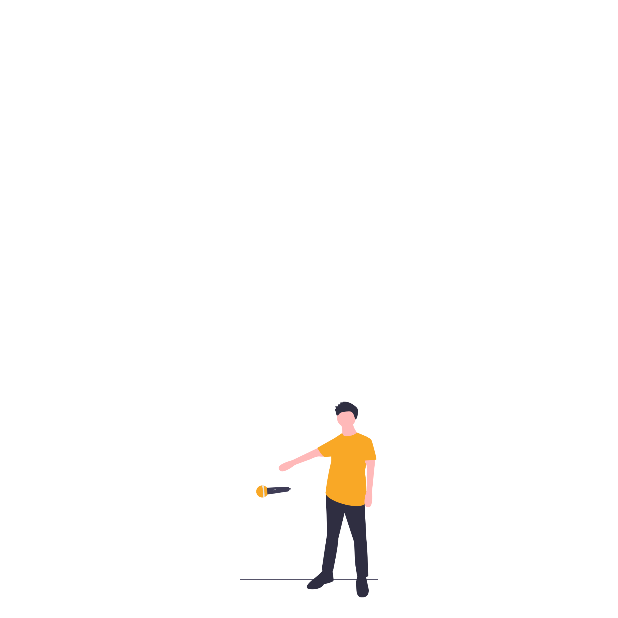
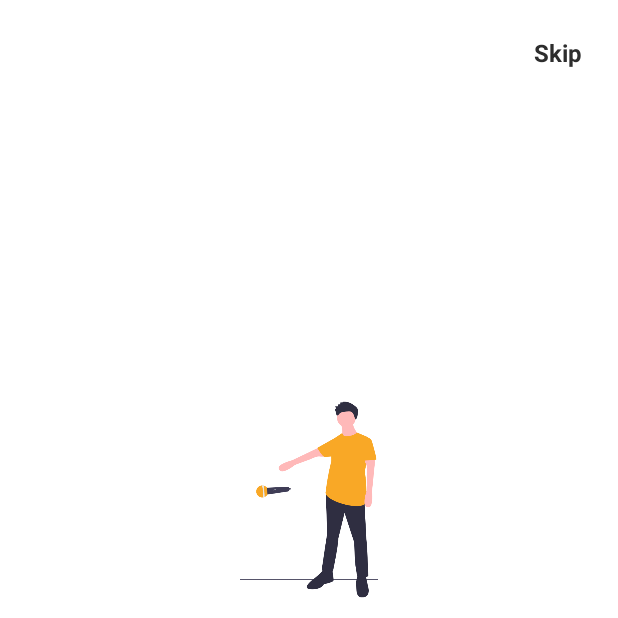
Before and after one commit to jamz903/snatch, an Android app: the IntroActivity screen opened directly, with no data from a screen before it, on a phone screen of 412 x 824 dp, the top half of it. Run offline under Robolectric (Android 15) with nearby library versions, the phone set to English and light mode, and no system bars.

Commit message:
added animation to Introduction/Welcome pages and also added a skip text

```diff
--- a/app/src/main/java/sg/edu/np/mad/snatch/IntroActivity.java
+++ b/app/src/main/java/sg/edu/np/mad/snatch/IntroActivity.java
@@ -5,12 +5,14 @@ import androidx.viewpager.widget.ViewPager;
 
 import android.content.Intent;
 import android.os.Bundle;
+import android.transition.Fade;
 import android.view.View;
 import android.view.Window;
 import android.view.WindowManager;
 import android.view.animation.Animation;
 import android.view.animation.AnimationUtils;
 import android.widget.Button;
+import android.widget.TextView;
 
 import com.google.android.material.tabs.TabLayout;
 
@@ -26,6 +28,7 @@ public class IntroActivity extends AppCompatActivity {
     int position;
     Button btnGetStarted;
     Animation btnAnimation;
+    TextView skip;
 
     @Override
     protected void onCreate(Bundle savedInstanceState) {
@@ -42,10 +45,11 @@ public class IntroActivity extends AppCompatActivity {
         getSupportActionBar().hide();
 
         //find Views
-        nextButton =findViewById(R.id.nextButton);
-        tabIndicator = findViewById(R.id.tabIndicator);
-        btnGetStarted = findViewById(R.id.getStarted);
-        btnAnimation = AnimationUtils.loadAnimation(getApplicationContext(),R.anim.button_animation);
+        nextButton = (Button) findViewById(R.id.nextButton);
+        tabIndicator = (TabLayout) findViewById(R.id.tabIndicator);
+        btnGetStarted = (Button) findViewById(R.id.getStarted);
+        btnAnimation = (Animation) AnimationUtils.loadAnimation(getApplicationContext(),R.anim.button_animation);
+        skip = (TextView) findViewById(R.id.tv_skip);
 
         //fill item list (for screen)
         final List<ScreenItem> mList = new ArrayList<>();
@@ -97,11 +101,22 @@ public class IntroActivity extends AppCompatActivity {
             }
         });
 
+        //get started button onclick listener, goes to home activity when this is clicked
         btnGetStarted.setOnClickListener(new View.OnClickListener() {
             @Override
             public void onClick(View v) {
+
                 Intent in = new Intent(IntroActivity.this, HomescreenActivity.class);
                 startActivity(in);
+                overridePendingTransition(android.R.anim.fade_in, android.R.anim.fade_out);
+            }
+        });
+
+        //skip button onclick listener, goes to last slide when clicked
+        skip.setOnClickListener(new View.OnClickListener() {
+            @Override
+            public void onClick(View v) {
+                screenPager.setCurrentItem(mList.size());
             }
         });
 
--- a/app/src/main/res/layout/activity_intro.xml
+++ b/app/src/main/res/layout/activity_intro.xml
@@ -56,4 +56,18 @@
         app:layout_constraintEnd_toEndOf="parent"
         app:layout_constraintStart_toStartOf="parent" />
 
+    <TextView
+        android:textSize="16sp"
+        android:textStyle="bold"
+        android:textColor="#2d2d2d"
+        android:id="@+id/tv_skip"
+        android:layout_width="wrap_content"
+        android:layout_height="wrap_content"
+        android:layout_marginTop="24dp"
+        android:layout_marginEnd="24dp"
+        android:layout_marginRight="24dp"
+        android:text="Skip"
+        app:layout_constraintEnd_toEndOf="parent"
+        app:layout_constraintTop_toTopOf="parent" />
+
 </androidx.constraintlayout.widget.ConstraintLayout>
```
